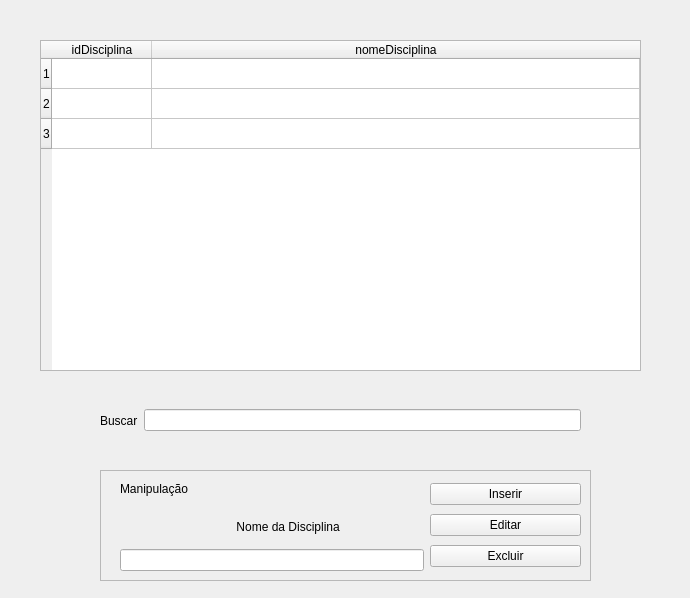
Above: view/disciplina.ui from jviriato/fbdqt before the change. Below: the same form after it.
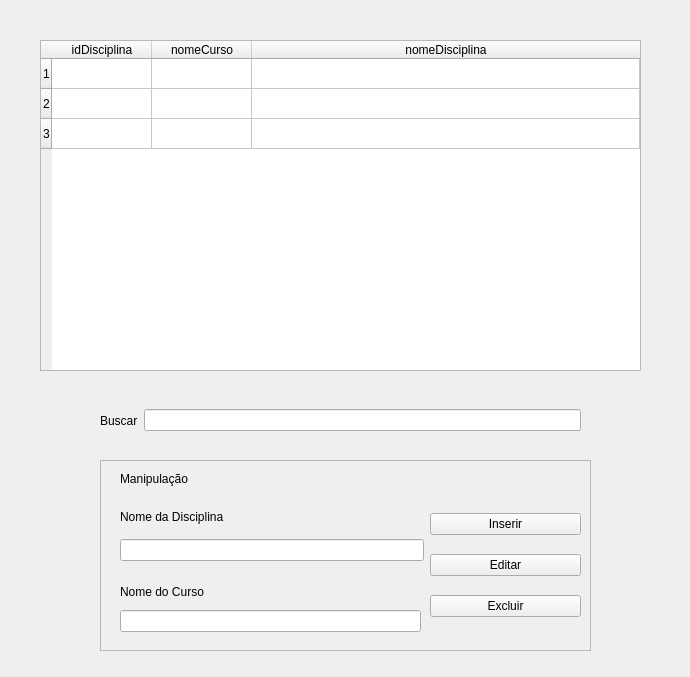
That is the form after the change.

Commit message: Add funciona -> ui curso_has_disciplina

Diff of the .ui file:
```diff
--- a/view/disciplina.ui
+++ b/view/disciplina.ui
@@ -7,7 +7,7 @@
     <x>0</x>
     <y>0</y>
     <width>690</width>
-    <height>598</height>
+    <height>677</height>
    </rect>
   </property>
   <property name="windowTitle">
@@ -36,6 +36,11 @@
      <string>idDisciplina</string>
     </property>
    </column>
+   <column>
+    <property name="text">
+     <string>nomeCurso</string>
+    </property>
+   </column>
    <column>
     <property name="text">
      <string>nomeDisciplina</string>
@@ -46,9 +51,9 @@
    <property name="geometry">
     <rect>
      <x>100</x>
-     <y>470</y>
+     <y>460</y>
      <width>491</width>
-     <height>111</height>
+     <height>191</height>
     </rect>
    </property>
    <property name="frameShape">
@@ -88,7 +93,7 @@
           <enum>Qt::LeftToRight</enum>
          </property>
          <property name="text">
-          <string>                                   Nome da Disciplina</string>
+          <string>Nome da Disciplina</string>
          </property>
         </widget>
        </item>
@@ -103,9 +108,9 @@
     <property name="geometry">
      <rect>
       <x>330</x>
-      <y>10</y>
+      <y>40</y>
       <width>151</width>
-      <height>92</height>
+      <height>131</height>
      </rect>
     </property>
     <layout class="QVBoxLayout" name="verticalLayout_4">
@@ -132,6 +137,31 @@
      </item>
     </layout>
    </widget>
+   <widget class="QWidget" name="layoutWidget_2">
+    <property name="geometry">
+     <rect>
+      <x>20</x>
+      <y>120</y>
+      <width>301</width>
+      <height>52</height>
+     </rect>
+    </property>
+    <layout class="QVBoxLayout" name="verticalLayout_2">
+     <item>
+      <widget class="QLabel" name="labelNomeDisciplina_2">
+       <property name="layoutDirection">
+        <enum>Qt::LeftToRight</enum>
+       </property>
+       <property name="text">
+        <string>Nome do Curso</string>
+       </property>
+      </widget>
+     </item>
+     <item>
+      <widget class="QLineEdit" name="linenomeDisciplina_2"/>
+     </item>
+    </layout>
+   </widget>
   </widget>
   <widget class="QWidget" name="layoutWidget">
    <property name="geometry">
```
The commit also changes 4 other files.
